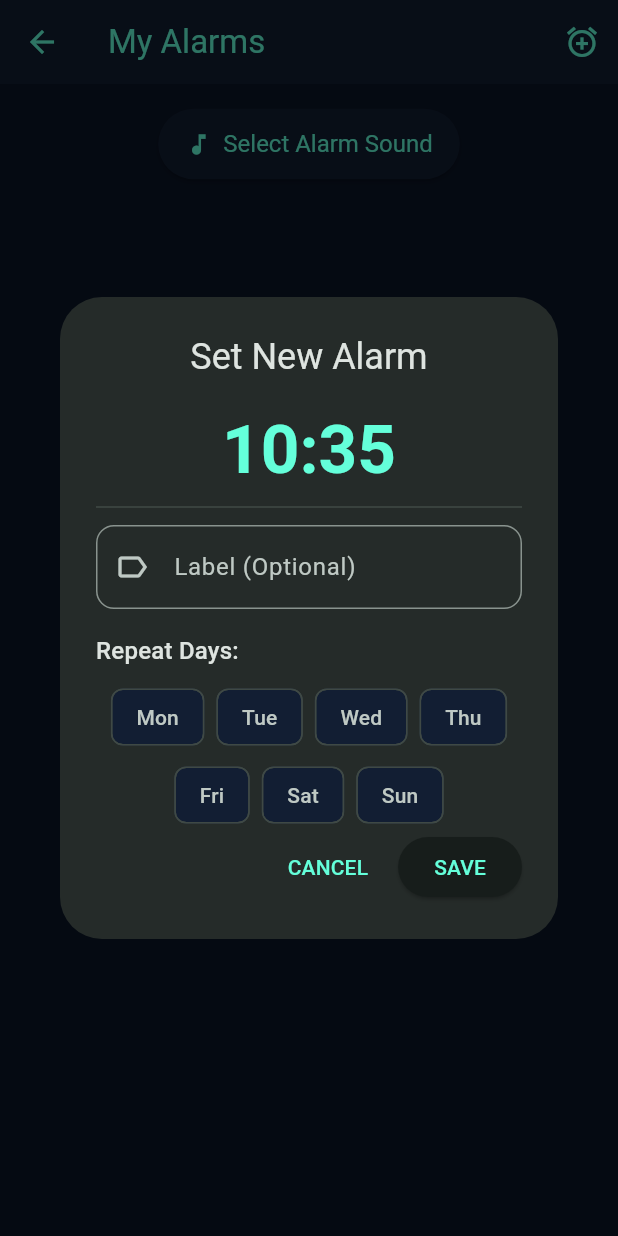
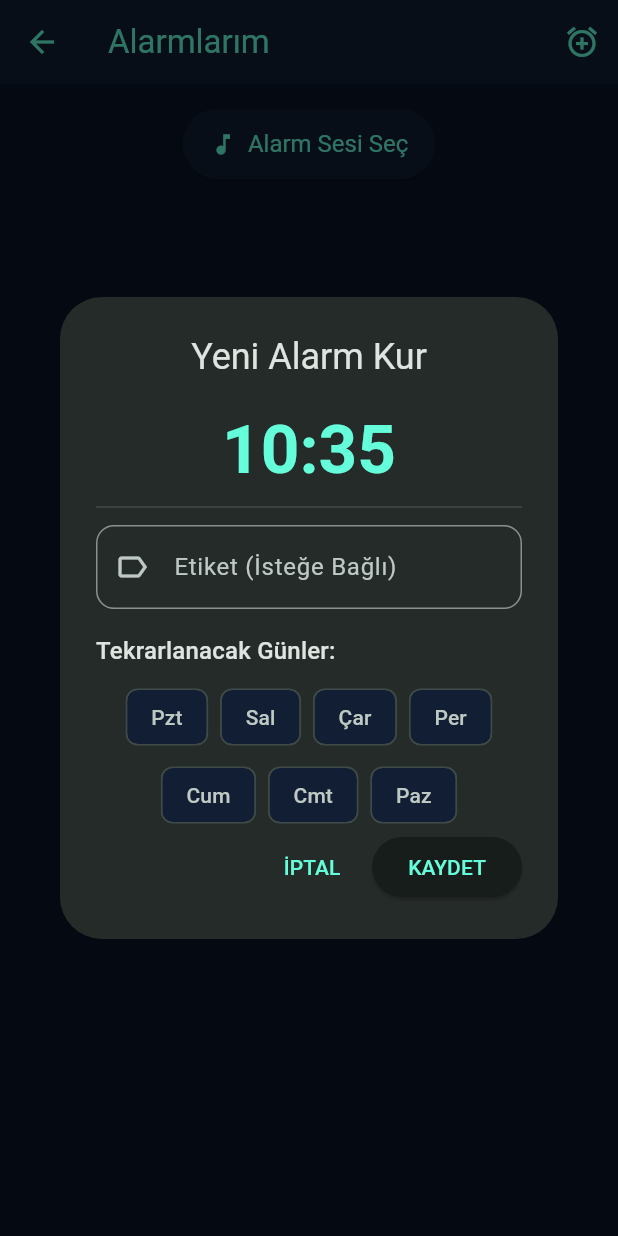
Before and after one commit to husoelrey/flutter_alarm, a Flutter app: the AlarmHomePage screen opened directly, after a tap on the "add alarm" icon, on a phone screen of 412 x 824 dp. Run offline on Flutter 3.47's test engine with Material 3 defaults, Android fonts, the phone set to English and light mode, and no system bars; our stand-ins replace file_picker, firebase_auth, firebase_core, flutter_local_notifications, permission_handler, shared_preferences; accounts and stored records are empty; network calls fail.

```diff
--- a/lib/auth/login_page.dart
+++ b/lib/auth/login_page.dart
@@ -45,7 +45,7 @@ class _LoginPageState extends State<LoginPage> {
       }
     } on FirebaseAuthException catch (e) {
       setState(() {
-        _errorMessage = e.message ?? "An unknown error occurred.";
+        _errorMessage = e.message ?? "Bilinmeyen bir hata oluştu.";
       });
     } finally {
       if (mounted) {
@@ -69,7 +69,7 @@ class _LoginPageState extends State<LoginPage> {
                 crossAxisAlignment: CrossAxisAlignment.stretch,
                 children: [
                   const Text(
-                    'Welcome Back 🔐',
+                    'Tekrar Hoşgeldiniz 🔐',
                     textAlign: TextAlign.center,
                     style: TextStyle(
                       fontSize: 28,
@@ -81,14 +81,14 @@ class _LoginPageState extends State<LoginPage> {
                   TextField(
                     controller: _emailController,
                     keyboardType: TextInputType.emailAddress,
-                    decoration: _buildInputDecoration(label: 'Email'),
+                    decoration: _buildInputDecoration(label: 'E-posta'),
                     textInputAction: TextInputAction.next,
                   ),
                   const SizedBox(height: 16),
                   TextField(
                     controller: _passwordController,
                     obscureText: true,
-                    decoration: _buildInputDecoration(label: 'Password'),
+                    decoration: _buildInputDecoration(label: 'Şifre'),
                     textInputAction: TextInputAction.done,
                     onEditingComplete: _signIn,
                   ),
@@ -110,14 +110,14 @@ class _LoginPageState extends State<LoginPage> {
                         foregroundColor: Colors.black,
                         padding: const EdgeInsets.symmetric(vertical: 14),
                       ),
-                      child: const Text('Sign In', style: TextStyle(fontSize: 16)),
+                      child: const Text('Giriş Yap', style: TextStyle(fontSize: 16)),
                     ),
                   TextButton(
                     onPressed: () {
                       Navigator.of(context).pushNamed('/register');
                     },
                     child: const Text(
-                      'Don\'t have an account? Register',
+                      'Hesabın yok mu? Kayıt Ol',
                       style: TextStyle(color: Colors.white70),
                     ),
                   ),
--- a/lib/presentation/screens/alarm_home_page.dart
+++ b/lib/presentation/screens/alarm_home_page.dart
@@ -41,7 +41,7 @@ class _AlarmHomePageState extends State<AlarmHomePage> {
 
       if (mounted) {
         ScaffoldMessenger.of(context).showSnackBar(
-          const SnackBar(content: Text('Alarm sound saved')),
+          const SnackBar(content: Text('Alarm sesi kaydedildi')),
         );
       }
     }
@@ -83,7 +83,7 @@ class _AlarmHomePageState extends State<AlarmHomePage> {
         ScaffoldMessenger.of(context).showSnackBar(
           SnackBar(
             content: Text(
-                'Alarm ${existingAlarmIndex(alarm.id) != -1 ? 'updated' : 'set'} for: ${DateFormat('dd MMM HH:mm', 'tr_TR').format(alarm.dateTime)}'),
+                'Alarm ${DateFormat('dd MMM HH:mm', 'tr_TR').format(alarm.dateTime)} için ${existingAlarmIndex(alarm.id) != -1 ? 'güncellendi' : 'kuruldu'}'),
           ),
         );
       }
@@ -91,7 +91,7 @@ class _AlarmHomePageState extends State<AlarmHomePage> {
       debugPrint("Failed to save alarm: $e");
       if (mounted) {
         ScaffoldMessenger.of(context).showSnackBar(
-          const SnackBar(content: Text('Failed to set alarm. Please try again.')),
+          const SnackBar(content: Text('Alarm kurulamadı. Lütfen tekrar dene.')),
         );
       }
     }
@@ -107,7 +107,7 @@ class _AlarmHomePageState extends State<AlarmHomePage> {
       debugPrint("Failed to toggle alarm: $e");
       if (mounted) {
         ScaffoldMessenger.of(context).showSnackBar(
-          const SnackBar(content: Text('Failed to update alarm status.')),
+          const SnackBar(content: Text('Alarm durumu güncellenemedi.')),
         );
       }
     }
@@ -119,7 +119,7 @@ class _AlarmHomePageState extends State<AlarmHomePage> {
       setState(() => _alarms = updatedAlarms);
       if (mounted) {
         ScaffoldMessenger.of(context).showSnackBar(
-          const SnackBar(content: Text('Alarm deleted')),
+          const SnackBar(content: Text('Alarm silindi')),
         );
       }
     } catch (e) {
@@ -132,13 +132,13 @@ class _AlarmHomePageState extends State<AlarmHomePage> {
     return Scaffold(
       backgroundColor: AppColors.background,
       appBar: AppBar(
-        title: const Text('My Alarms'),
+        title: const Text('Alarmlarım'),
         // AppColors.surface is already set in main.dart theme, but explicit here for clarity if needed
         backgroundColor: AppColors.surface,
         actions: [
           IconButton(
             icon: const Icon(Icons.add_alarm, color: AppColors.primary),
-            tooltip: 'Add New Alarm',
+            tooltip: 'Yeni Alarm Ekle',
             onPressed: () => _showAddEditAlarmDialog(),
           ),
         ],
@@ -149,7 +149,7 @@ class _AlarmHomePageState extends State<AlarmHomePage> {
           ElevatedButton.icon(
             onPressed: _pickAndSaveSound,
             icon: const Icon(Icons.music_note),
-            label: const Text("Select Alarm Sound"),
+            label: const Text("Alarm Sesi Seç"),
             style: ElevatedButton.styleFrom(
               backgroundColor: AppColors.surface,
               foregroundColor: AppColors.primary,
@@ -164,7 +164,7 @@ class _AlarmHomePageState extends State<AlarmHomePage> {
                 : _alarms.isEmpty
                     ? const Center(
                         child: Text(
-                          'No alarms yet.\nTap the + icon to add one.',
+                          'Henüz alarm yok.\nEklemek için + ikonuna dokun.',
                           textAlign: TextAlign.center,
                           style: TextStyle(color: AppColors.textSecondary),
                         ),
@@ -213,7 +213,7 @@ class AlarmListItem extends StatelessWidget {
     String nextTimeString;
 
     if (!alarm.isActive) {
-      nextTimeString = "Inactive";
+      nextTimeString = "Kapalı";
     } else {
       final isToday = now.year == nextOccurrence.year &&
           now.month == nextOccurrence.month &&
@@ -221,9 +221,9 @@ class AlarmListItem extends StatelessWidget {
       final isTomorrow = now.add(const Duration(days: 1)).day == nextOccurrence.day;
 
       if (isToday) {
-        nextTimeString = 'Today, ${DateFormat('HH:mm').format(nextOccurrence)}';
+        nextTimeString = 'Bugün, ${DateFormat('HH:mm').format(nextOccurrence)}';
       } else if (isTomorrow) {
-        nextTimeString = 'Tomorrow, ${DateFormat('HH:mm').format(nextOccurrence)}';
+        nextTimeString = 'Yarın, ${DateFormat('HH:mm').format(nextOccurrence)}';
       } else {
         nextTimeString =
             DateFormat('dd MMM E, HH:mm', 'tr_TR').format(nextOccurrence);
@@ -286,18 +286,18 @@ class AlarmListItem extends StatelessWidget {
           builder: (BuildContext context) {
             return AlertDialog(
               backgroundColor: AppColors.surface,
-              title: const Text('Delete Alarm?', style: TextStyle(color: AppColors.textPrimary)),
+              title: const Text('Alarmı Sil?', style: TextStyle(color: AppColors.textPrimary)),
               content: Text(
-                  'Are you sure you want to permanently delete this alarm for ${DateFormat('HH:mm').format(alarm.dateTime)}?',
+                  '${DateFormat('HH:mm').format(alarm.dateTime)} için olan bu alarmı kalıcı olarak silmek istediğine emin misin?',
                   style: const TextStyle(color: AppColors.textSecondary)),
               actions: <Widget>[
                 TextButton(
                   onPressed: () => Navigator.of(context).pop(false),
-                  child: const Text('CANCEL', style: TextStyle(color: AppColors.textSecondary)),
+                  child: const Text('İPTAL', style: TextStyle(color: AppColors.textSecondary)),
                 ),
                 TextButton(
                   onPressed: () => Navigator.of(context).pop(true),
-                  child: const Text('DELETE', style: TextStyle(color: AppColors.error)),
+                  child: const Text('SİL', style: TextStyle(color: AppColors.error)),
                 ),
               ],
             );
--- a/lib/presentation/screens/main_shell.dart
+++ b/lib/presentation/screens/main_shell.dart
@@ -37,15 +37,15 @@ class _MainShellState extends State<MainShell> {
         items: const [
           BottomNavigationBarItem(
             icon: Icon(Icons.access_alarm),
-            label: 'Alarms',
+            label: 'Alarmlar',
           ),
           BottomNavigationBarItem(
             icon: Icon(Icons.format_quote),
-            label: 'Motivation',
+            label: 'Motivasyon',
           ),
           BottomNavigationBarItem(
             icon: Icon(Icons.psychology),
-            label: 'Awareness',
+            label: 'Farkındalık',
           ),
         ],
       ),
--- a/lib/presentation/widgets/alarm_edit_dialog.dart
+++ b/lib/presentation/widgets/alarm_edit_dialog.dart
@@ -69,11 +69,11 @@ class _AlarmEditDialogState extends State<AlarmEditDialog> {
 
   @override
   Widget build(BuildContext context) {
-    final List<String> dayNames = ['Mon', 'Tue', 'Wed', 'Thu', 'Fri', 'Sat', 'Sun'];
+    final List<String> dayNames = ['Pzt', 'Sal', 'Çar', 'Per', 'Cum', 'Cmt', 'Paz'];
 
     return AlertDialog(
       title: Center(
-        child: Text(widget.initialAlarm == null ? 'Set New Alarm' : 'Edit Alarm'),
+        child: Text(widget.initialAlarm == null ? 'Yeni Alarm Kur' : 'Alarmı Düzenle'),
       ),
       contentPadding: const EdgeInsets.fromLTRB(24.0, 20.0, 24.0, 0),
       content: SingleChildScrollView(
@@ -97,7 +97,7 @@ class _AlarmEditDialogState extends State<AlarmEditDialog> {
             TextField(
               controller: _labelController,
               decoration: const InputDecoration(
-                labelText: 'Label (Optional)',
+                labelText: 'Etiket (İsteğe Bağlı)',
                 prefixIcon: Icon(Icons.label_outline),
                 border: OutlineInputBorder(
                     borderRadius: BorderRadius.all(Radius.circular(12))),
@@ -105,7 +105,7 @@ class _AlarmEditDialogState extends State<AlarmEditDialog> {
               textCapitalization: TextCapitalization.sentences,
             ),
             const SizedBox(height: 16),
-            Text('Repeat Days:', style: Theme.of(context).textTheme.titleMedium),
+            Text('Tekrarlanacak Günler:', style: Theme.of(context).textTheme.titleMedium),
             const SizedBox(height: 8),
             Wrap(
               spacing: 8.0,
@@ -134,12 +134,12 @@ class _AlarmEditDialogState extends State<AlarmEditDialog> {
       ),
       actions: <Widget>[
         TextButton(
-          child: const Text('CANCEL'),
+          child: const Text('İPTAL'),
           onPressed: () => Navigator.of(context).pop(),
         ),
         ElevatedButton(
           onPressed: _save,
-          child: const Text('SAVE'),
+          child: const Text('KAYDET'),
         ),
       ],
     );
```
Also changed, not shown: lib/auth/auth_page.dart (+22 -7 lines), lib/auth/register_page.dart (+10 -7 lines), lib/screens/splash_page.dart (+15 -1 lines), lib/services/native_channel_service.dart (+33 -0 lines), 1 other file.
